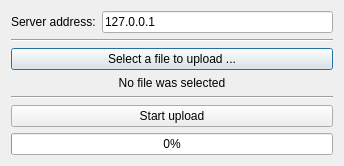
Qt form Client/UploadDlg.ui (eStyleRzn/PyAsio) before a commit.
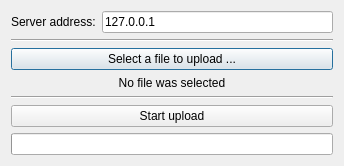
The same form after that commit.

Commit message: [+] File hash calculation. Session id generation. UI improvements

What changed in the file:
```diff
--- a/Client/UploadDlg.ui
+++ b/Client/UploadDlg.ui
@@ -46,9 +46,25 @@
      </item>
      <item row="6" column="0" colspan="2">
       <widget class="QProgressBar" name="progressBar">
+       <property name="styleSheet">
+        <string notr="true">text-align: center;
+</string>
+       </property>
        <property name="value">
         <number>0</number>
        </property>
+       <property name="textVisible">
+        <bool>true</bool>
+       </property>
+       <property name="orientation">
+        <enum>Qt::Horizontal</enum>
+       </property>
+       <property name="invertedAppearance">
+        <bool>false</bool>
+       </property>
+       <property name="format">
+        <string/>
+       </property>
       </widget>
      </item>
      <item row="3" column="0" colspan="2">
```
The commit also changes 5 other files.
